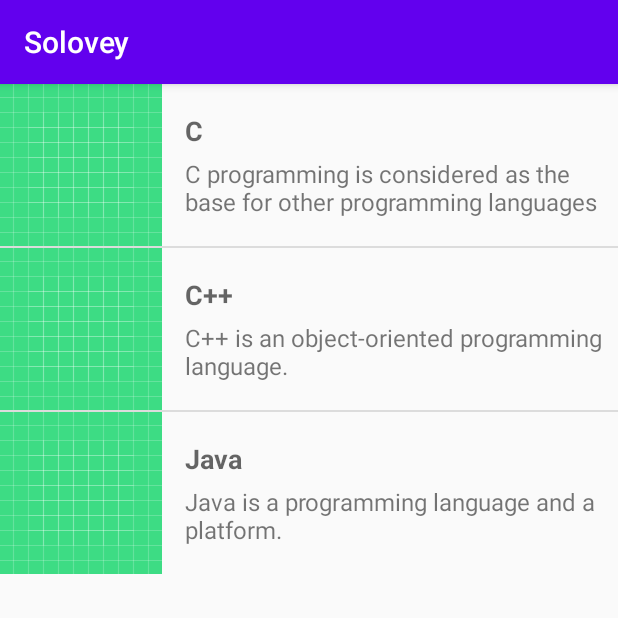
After one commit to l-m-ll/Solovey, an Android app: the PlayListActivity screen opened directly, with no data from a screen before it, on a phone screen of 412 x 824 dp, the top half of it. The commit adds this screen. Run offline under Robolectric (Android 15) with nearby library versions, the phone set to English and light mode, and no system bars.

Commit message:
playlist, music track and tests

```diff
--- a/app/src/main/AndroidManifest.xml
+++ b/app/src/main/AndroidManifest.xml
@@ -9,6 +9,9 @@
             android:roundIcon="@mipmap/ic_launcher_round"
             android:supportsRtl="true"
             android:theme="@style/AppTheme">
+
+        <activity android:name=".PlayListActivity">
+        </activity>
         <activity android:name=".MainActivity">
             <intent-filter>
                 <action android:name="android.intent.action.MAIN"/>
--- /dev/null
+++ b/app/src/main/java/com/example/solovey/MusicTrack.kt
@@ -0,0 +1,5 @@
+package com.example.solovey
+
+class MusicTrack(val song: String, val group: String, val mp3: Int, iconID: Int?) {
+    val iconID = iconID?: R.drawable.ic_launcher_background
+}
--- /dev/null
+++ b/app/src/main/java/com/example/solovey/PlayListActivity.kt
@@ -0,0 +1,30 @@
+package com.example.solovey
+
+import androidx.appcompat.app.AppCompatActivity
+import android.os.Bundle
+import android.widget.ArrayAdapter
+import android.widget.ListView
+import kotlinx.android.synthetic.main.activity_play_list.*
+
+class PlayListActivity : AppCompatActivity() {
+    override fun onCreate(savedInstanceState: Bundle?) {
+        super.onCreate(savedInstanceState)
+        setContentView(R.layout.activity_play_list)
+
+        val language = arrayOf("C","C++","Java")
+        val description = arrayOf(
+            "C programming is considered as the base for other programming languages",
+            "C++ is an object-oriented programming language.",
+            "Java is a programming language and a platform.",
+        )
+        val imageId = arrayOf<Int>(
+            R.drawable.ic_launcher_background,
+            R.drawable.ic_launcher_background,
+            R.drawable.ic_launcher_background,
+        )
+        // access the listView from xml file
+        val myListAdapter = PlayListAdapter(this, language, description, imageId)
+        tracksListView.adapter = myListAdapter
+
+    }
+}
--- /dev/null
+++ b/app/src/main/java/com/example/solovey/PlayListAdapter.kt
@@ -0,0 +1,29 @@
+package com.example.solovey
+
+
+import android.view.View
+import android.view.ViewGroup
+import android.annotation.SuppressLint
+import android.app.Activity
+import android.widget.*
+
+class PlayListAdapter(private val context: Activity, private val title: Array<String>,
+                    private val description: Array<String>, private val imgId: Array<Int>)
+    : ArrayAdapter<String>(context, R.layout.music_list_view_cell, title) {
+
+    @SuppressLint("ViewHolder")
+    override fun getView(position: Int, view: View?, parent: ViewGroup): View {
+        val inflater = context.layoutInflater
+        val rowView = inflater.inflate(R.layout.music_list_view_cell, null, true)
+
+        val songName = rowView.findViewById(R.id.groupName) as TextView
+        val iconPlaceholder = rowView.findViewById(R.id.icon) as ImageView
+        val groupNameText = rowView.findViewById(R.id.songName) as TextView
+
+        songName.text = title[position]
+        iconPlaceholder.setImageResource(imgId[position])
+        groupNameText.text = description[position]
+
+        return rowView
+    }
+}
--- /dev/null
+++ b/app/src/main/res/layout/activity_play_list.xml
@@ -0,0 +1,11 @@
+<?xml version="1.0" encoding="utf-8"?>
+<LinearLayout
+        xmlns:android="http://schemas.android.com/apk/res/android"
+        android:layout_width="match_parent"
+        android:layout_height="wrap_content"
+        android:orientation="horizontal">
+    <ListView
+            android:id="@+id/tracksListView"
+            android:layout_width="match_parent"
+            android:layout_height="match_parent"/>
+</LinearLayout>
--- /dev/null
+++ b/app/src/main/res/layout/music_list_view_cell.xml
@@ -0,0 +1,49 @@
+<?xml version="1.0" encoding="utf-8"?>
+<LinearLayout xmlns:android="http://schemas.android.com/apk/res/android"
+              xmlns:app="http://schemas.android.com/apk/res-auto"
+              android:layout_width="match_parent"
+              android:layout_height="match_parent"
+              android:orientation="horizontal">
+    <LinearLayout
+            android:orientation="horizontal"
+            android:layout_width="match_parent"
+            android:layout_height="wrap_content"
+            android:gravity="center">
+        <ImageView
+                android:id="@+id/icon"
+                android:layout_width="wrap_content"
+                android:layout_height="wrap_content"
+                app:srcCompat="@mipmap/ic_launcher"/>
+
+        <LinearLayout
+                android:layout_width="match_parent"
+                android:layout_height="wrap_content"
+                android:layout_weight="1"
+                android:orientation="vertical">
+
+            <TextView
+                    android:id="@+id/groupName"
+                    android:layout_width="match_parent"
+                    android:layout_height="wrap_content"
+                    android:text="title"
+                    android:layout_marginRight="5dp"
+                    android:textStyle="bold"
+                    android:layout_marginLeft="15dp"
+                    android:layout_marginStart="15dp"
+                    android:textAppearance="@style/Base.TextAppearance.AppCompat.Medium"
+                    android:layout_marginEnd="5dp"/>
+
+            <TextView
+                    android:id="@+id/songName"
+                    android:layout_width="match_parent"
+                    android:layout_height="wrap_content"
+                    android:text="description"
+                    android:layout_marginRight="5dp"
+                    android:layout_marginLeft="15dp"
+                    android:layout_marginStart="15dp"
+                    android:layout_marginTop="5dp"
+                    android:textSize="16sp"
+                    android:layout_marginEnd="5dp"/>
+        </LinearLayout>
+    </LinearLayout>
+</LinearLayout>
--- a/build.gradle
+++ b/build.gradle
@@ -9,9 +9,8 @@ buildscript {
         classpath "com.android.tools.build:gradle:4.0.0"
         classpath "org.jetbrains.kotlin:kotlin-gradle-plugin:$kotlin_version"
 
-        // NOTE: Do not place your application dependencies here; they belong
-        // in the individual module build.gradle files
     }
+
 }
 
 allprojects {
```
Also changed, not shown: app/build.gradle (+28 -3 lines), app/src/main/java/com/example/solovey/MainActivity.kt (+9 -0 lines), app/src/main/res/layout/activity_main.xml (+12 -12 lines), 3 other files.
